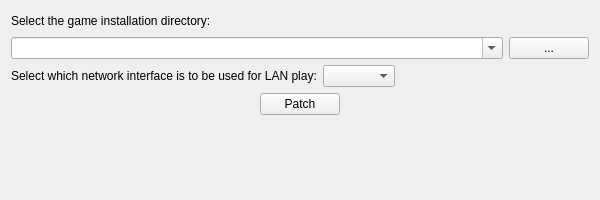
The window that src/app/widget.ui (halvors/FC2MPPatcher) describes before a commit, drawn with Qt 5.
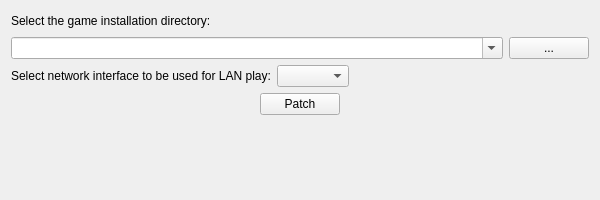
The same window after the commit.

Patch:
```diff
--- a/src/app/widget.ui
+++ b/src/app/widget.ui
@@ -79,7 +79,7 @@
      <item>
       <widget class="QLabel" name="label_network_interface">
        <property name="text">
-        <string>Select which network interface is to be used for LAN play:</string>
+        <string>Select network interface to be used for LAN play:</string>
        </property>
       </widget>
      </item>
```
